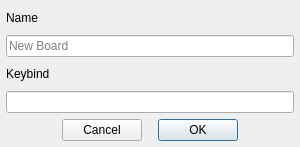
defaultsamson/Soundboard, file dialogsound.ui: the form before one commit.
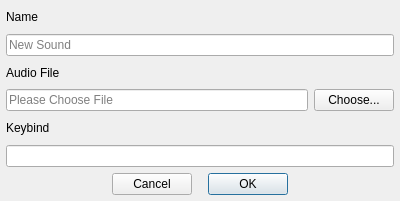
The form after the commit. Custom widgets are drawn as their Qt base class.

What changed in the file:
```diff
--- a/dialogsound.ui
+++ b/dialogsound.ui
@@ -6,20 +6,14 @@
    <rect>
     <x>0</x>
     <y>0</y>
-    <width>300</width>
-    <height>147</height>
+    <width>400</width>
+    <height>201</height>
    </rect>
   </property>
-  <property name="minimumSize">
-   <size>
-    <width>300</width>
-    <height>147</height>
-   </size>
-  </property>
   <property name="maximumSize">
    <size>
-    <width>300</width>
-    <height>147</height>
+    <width>16777215</width>
+    <height>201</height>
    </size>
   </property>
   <property name="windowTitle">
@@ -48,13 +42,52 @@
    <item>
     <widget class="QLineEdit" name="lineEditName">
      <property name="placeholderText">
-      <string>New Board</string>
+      <string>New Sound</string>
      </property>
      <property name="clearButtonEnabled">
       <bool>true</bool>
      </property>
     </widget>
    </item>
+   <item>
+    <widget class="QLabel" name="labelFile">
+     <property name="text">
+      <string>Audio File</string>
+     </property>
+    </widget>
+   </item>
+   <item>
+    <widget class="QWidget" name="widget" native="true">
+     <layout class="QHBoxLayout" name="horizontalLayout_2">
+      <property name="leftMargin">
+       <number>0</number>
+      </property>
+      <property name="topMargin">
+       <number>0</number>
+      </property>
+      <property name="rightMargin">
+       <number>0</number>
+      </property>
+      <property name="bottomMargin">
+       <number>0</number>
+      </property>
+      <item>
+       <widget class="QLineEdit" name="lineEditFile">
+        <property name="placeholderText">
+         <string>Please Choose File</string>
+        </property>
+       </widget>
+      </item>
+      <item>
+       <widget class="QPushButton" name="pushButtonFile">
+        <property name="text">
+         <string>Choose...</string>
+        </property>
+       </widget>
+      </item>
+     </layout>
+    </widget>
+   </item>
    <item>
     <widget class="QLabel" name="labelKeybind">
      <property name="text">
```
